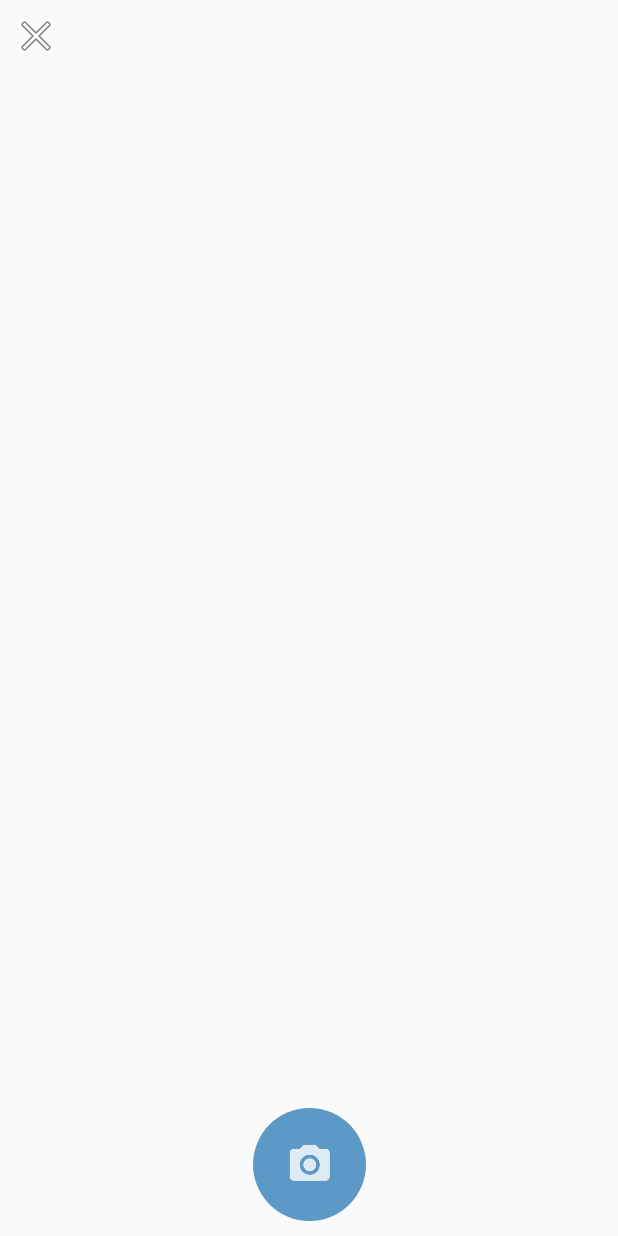
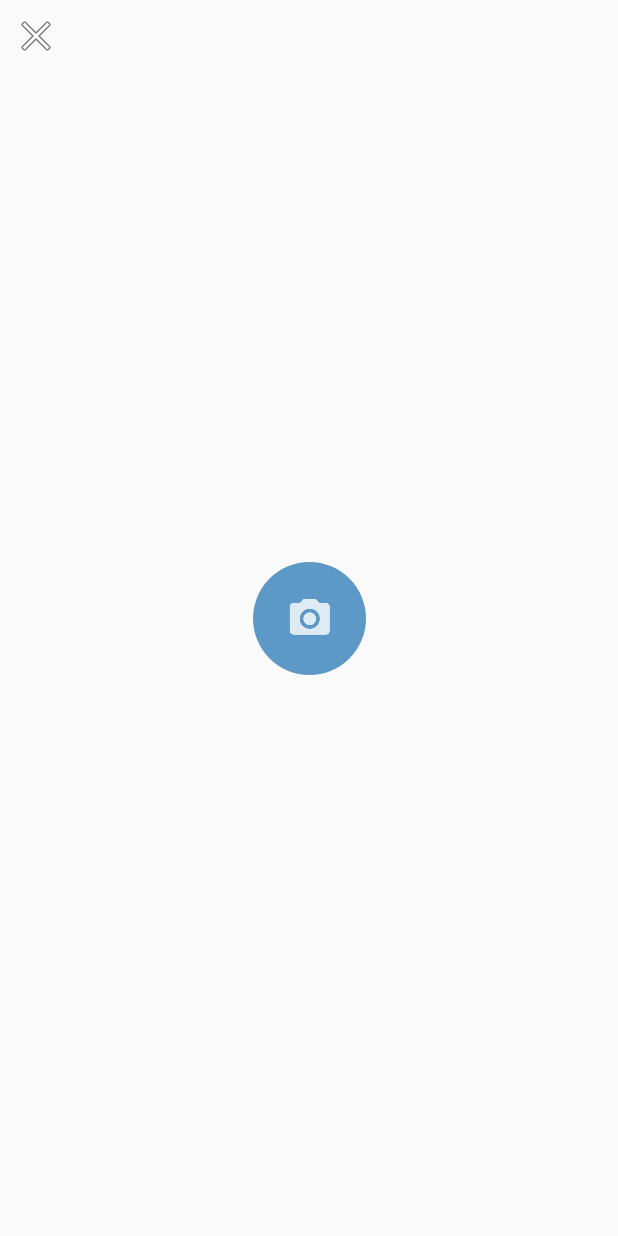
Before and after one commit to heribertofilho/aguasdomundo_rev, an Android app: the layout camera_layout.xml on its own in the app's theme, with its tools: preview values and no code run, on a phone screen of 412 x 824 dp. Run offline under Robolectric (Android 15) with nearby library versions, the phone set to English and light mode, and no system bars.

Commit message:
LOUCURA AMIGO

```diff
--- /dev/null
+++ b/app/src/main/java/br/heriberto/aguasdomundo/Models/LatLng.kt
@@ -0,0 +1,6 @@
+package br.heriberto.aguasdomundo.Models
+
+/**
+ * Created by herib on 16/11/2017.
+ */
+class LatLng(val latitude: Double, val longitude: Double)
--- a/app/src/main/res/layout/camera_layout.xml
+++ b/app/src/main/res/layout/camera_layout.xml
@@ -6,10 +6,8 @@
     <FrameLayout
         android:id="@+id/cameraContainer"
         android:layout_width="match_parent"
-        android:layout_height="match_parent"
-        android:layout_marginBottom="96dp"
+        android:layout_height="wrap_content"
         android:foregroundGravity="center"
-        app:layout_constraintBottom_toBottomOf="parent"
         app:layout_constraintEnd_toEndOf="parent"
         app:layout_constraintStart_toStartOf="parent"
         app:layout_constraintTop_toTopOf="parent">
@@ -33,10 +31,6 @@
         android:id="@+id/cameraButton"
         android:layout_width="wrap_content"
         android:layout_height="wrap_content"
-        android:layout_marginBottom="8dp"
-        android:layout_marginEnd="8dp"
-        android:layout_marginStart="8dp"
-        android:layout_marginTop="8dp"
         android:background="@drawable/camera_button"
         android:contentDescription="@string/tirar_foto_de_aqu_fero"
         app:layout_constraintBottom_toBottomOf="parent"
```
